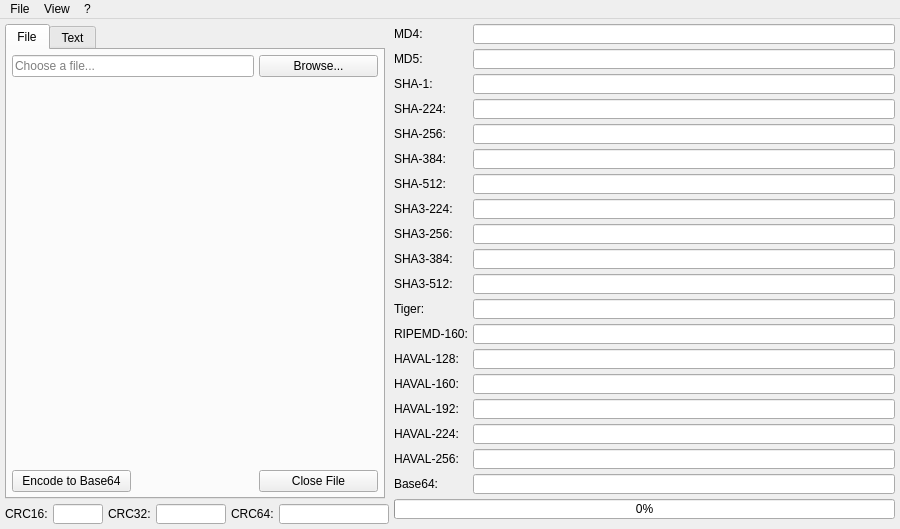
The window that ui/mainwindow.ui (rikyoz/MrHash) describes before a commit, drawn with Qt 5.
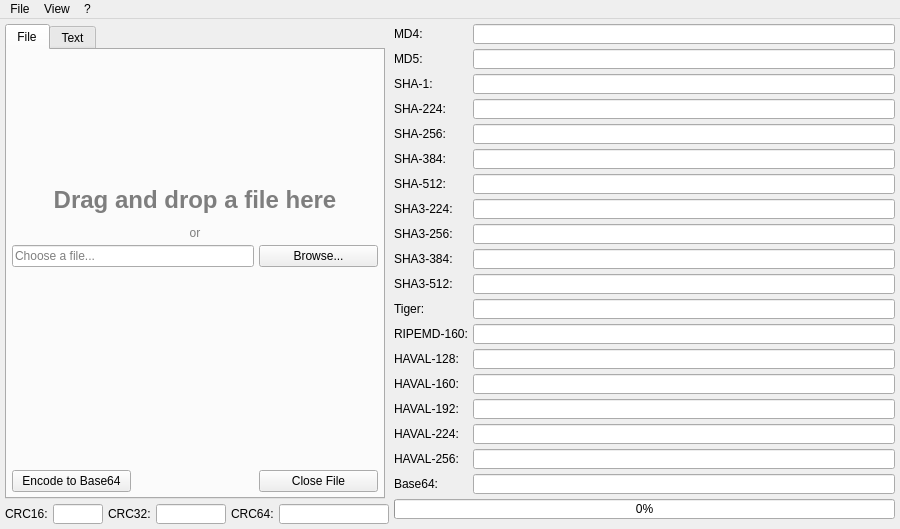
The same window after the commit. Icons and pictures are not drawn. Custom widgets are drawn as their Qt base class.

Diff of the .ui file:
```diff
--- a/ui/mainwindow.ui
+++ b/ui/mainwindow.ui
@@ -696,14 +696,31 @@
         <property name="spacing">
          <number>5</number>
         </property>
-        <item row="0" column="2">
+        <item row="4" column="0" colspan="3">
+         <widget class="FileInfoWidget" name="fileInfoWidget" native="true">
+          <property name="minimumSize">
+           <size>
+            <width>0</width>
+            <height>100</height>
+           </size>
+          </property>
+         </widget>
+        </item>
+        <item row="2" column="2">
          <widget class="QPushButton" name="browseButton">
           <property name="text">
            <string>Browse...</string>
           </property>
          </widget>
         </item>
-        <item row="0" column="0" colspan="2">
+        <item row="5" column="2">
+         <widget class="QPushButton" name="closeButton">
+          <property name="text">
+           <string>Close File</string>
+          </property>
+         </widget>
+        </item>
+        <item row="2" column="0" colspan="2">
          <widget class="QLineEdit" name="filePathEdit">
           <property name="readOnly">
            <bool>true</bool>
@@ -713,30 +730,55 @@
           </property>
          </widget>
         </item>
-        <item row="1" column="0" colspan="3">
-         <widget class="FileInfoWidget" name="fileInfoWidget" native="true">
-          <property name="minimumSize">
-           <size>
-            <width>0</width>
-            <height>100</height>
-           </size>
-          </property>
-         </widget>
-        </item>
-        <item row="2" column="0">
+        <item row="5" column="0">
          <widget class="QPushButton" name="base64button">
           <property name="text">
            <string>Encode to Base64</string>
           </property>
          </widget>
         </item>
-        <item row="2" column="2">
-         <widget class="QPushButton" name="closeButton">
+        <item row="1" column="0" colspan="3">
+         <widget class="QLabel" name="dragDropLabel">
+          <property name="sizePolicy">
+           <sizepolicy hsizetype="Preferred" vsizetype="MinimumExpanding">
+            <horstretch>0</horstretch>
+            <verstretch>0</verstretch>
+           </sizepolicy>
+          </property>
           <property name="text">
-           <string>Close File</string>
+           <string>&lt;html&gt;&lt;head/&gt;&lt;body&gt;&lt;p&gt;&lt;img src=&quot;:/res/dragdrop.png&quot;/&gt;&lt;/p&gt;&lt;p&gt;&lt;span style=&quot; font-size:18pt; font-weight:600; color:#7e7e7e;&quot;&gt;Drag and drop a file here&lt;/span&gt;&lt;/p&gt;&lt;p&gt;&lt;span style=&quot; color:#7e7e7e;&quot;&gt;or&lt;/span&gt;&lt;/p&gt;&lt;/body&gt;&lt;/html&gt;</string>
+          </property>
+          <property name="alignment">
+           <set>Qt::AlignBottom|Qt::AlignHCenter</set>
           </property>
          </widget>
         </item>
+        <item row="3" column="0" colspan="3">
+         <spacer name="verticalSpacer">
+          <property name="orientation">
+           <enum>Qt::Vertical</enum>
+          </property>
+          <property name="sizeHint" stdset="0">
+           <size>
+            <width>20</width>
+            <height>40</height>
+           </size>
+          </property>
+         </spacer>
+        </item>
+        <item row="0" column="0" colspan="3">
+         <spacer name="verticalSpacer_2">
+          <property name="orientation">
+           <enum>Qt::Vertical</enum>
+          </property>
+          <property name="sizeHint" stdset="0">
+           <size>
+            <width>20</width>
+            <height>40</height>
+           </size>
+          </property>
+         </spacer>
+        </item>
        </layout>
       </widget>
       <widget class="QWidget" name="tab_2">
```
